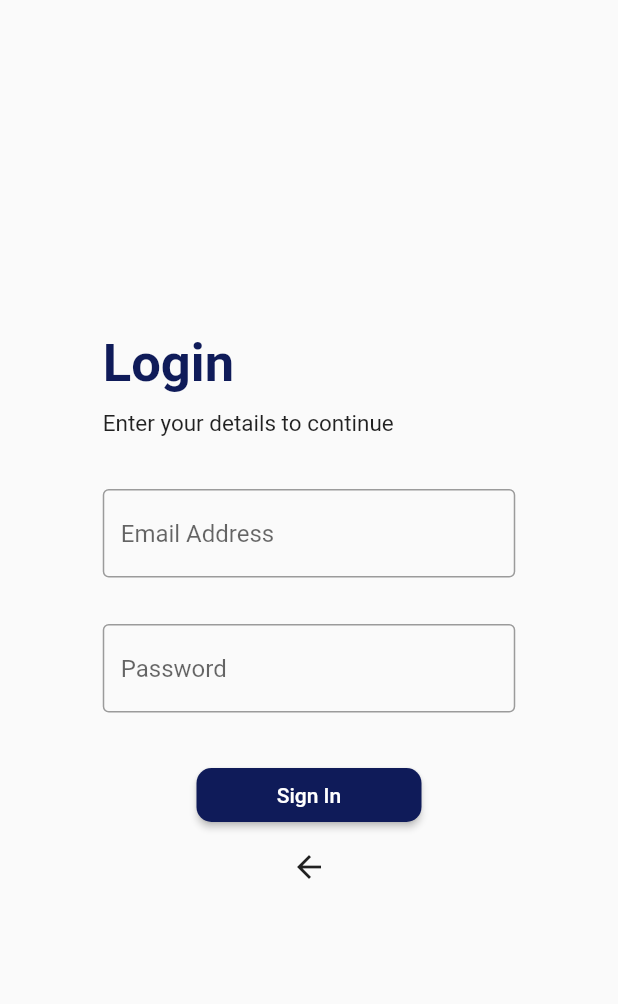
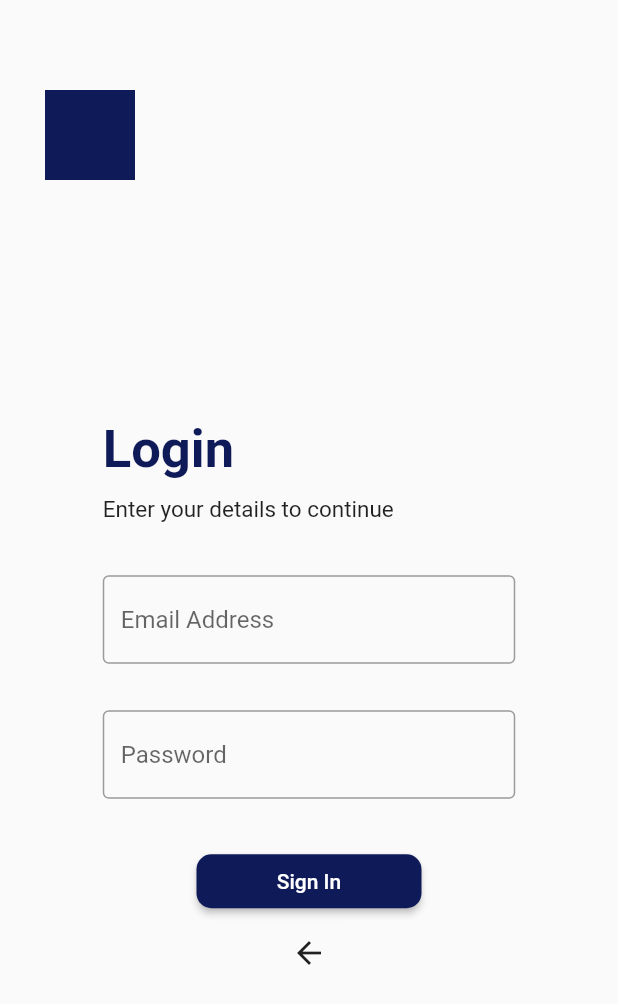
Before and after one commit to a-ng9/music_fresco, a Flutter app: the screen it shows after launch, after a tap on "SIGN IN", on a phone screen of 412 x 824 dp. Shown: the top 1004 px of the screen. Run offline on Flutter 3.47's test engine with Material 2 defaults, Android fonts, the phone set to English and light mode, and no system bars.

Commit message:
added some comments

```diff
--- a/lib/main.dart
+++ b/lib/main.dart
@@ -17,6 +17,7 @@ class _MyAppState extends State<MyApp> {
   @override
   void initState() {
     super.initState();
+    /////setting orientation of the app portrait()
     SystemChrome.setPreferredOrientations([
       DeviceOrientation.portraitUp,
     ]);
@@ -29,6 +30,7 @@ class _MyAppState extends State<MyApp> {
       theme: ThemeData(
         primarySwatch: Styles.getDarkBlueMaterialColor,
       ),
+
       home: FirstScreen(),
       // home: MyHomePage(title: 'Flutter Demo Home Page'),
     );
--- a/lib/screen/first_screen.dart
+++ b/lib/screen/first_screen.dart
@@ -7,28 +7,43 @@ import 'package:music_fresco/utils/styles.dart';
 class FirstScreen extends StatelessWidget {
   @override
   Widget build(BuildContext context) {
+    /////make status bar (in the phone) change to black color
     SystemChrome.setSystemUIOverlayStyle(SystemUiOverlayStyle(
-      statusBarColor: Colors.black, //or set color with: Color(0xFF0000FF)
+      statusBarColor: Colors.black,
     ));
     return Scaffold(
       body: Center(
         child: Column(
           mainAxisAlignment: MainAxisAlignment.center,
           children: <Widget>[
-            Container(
-              width: 100,
-              height: 100,
-              color: Styles.getDarkBlueColor(),
-              child: Text('Logo', style: TextStyle(color: Colors.white)),
+            //////logo
+            ///hero widget acts as an animation. works together with 1st and 2nd screen
+            Hero(
+              tag: 'logo',
+              child: Container(
+                width: 100,
+                height: 100,
+                color: Styles.getDarkBlueColor(),
+                // child: Text('Logo', style: TextStyle(color: Colors.white)),
+              ),
             ),
-            SizedBox(height: 50),
-            //////sign IN button
+            SizedBox(height: 40),
+            //////SIGN-IN button
             ButtonTheme(
               minWidth: 200,
               child: FlatButton(
                 onPressed: () {
-                  Navigator.push(context,
-                      MaterialPageRoute(builder: (context) => SignInScreen()));
+                  Navigator.push(
+                      context,
+                      MaterialPageRoute(
+                        builder: (context) => SignInScreen(),
+                      )
+
+                      /////////One way to delay animation hero widget, but does not delay other widgets
+                      // PageRouteBuilder(
+                      // pageBuilder: (_, __, ___) => SignInScreen(),
+                      // transitionDuration: Duration(seconds: 1),)
+                      );
                 },
                 color: Styles.getDarkBlueColor(),
                 shape: RoundedRectangleBorder(
--- a/lib/screen/menu_screen.dart
+++ b/lib/screen/menu_screen.dart
@@ -10,8 +10,10 @@ class MenuScreen extends StatelessWidget {
   @override
   Widget build(BuildContext context) {
     return Scaffold(
+      /////preferredsize is mandatory if appbar() widget is not used (pfs is mainly used for height)
       appBar: PreferredSize(
         preferredSize: Size.fromHeight(251.0),
+        /////myappbar is a custom appbar
         child: MyAppBar(),
       ),
       body: SingleChildScrollView(
--- a/lib/screen/signIN_screen.dart
+++ b/lib/screen/signIN_screen.dart
@@ -8,11 +8,35 @@ class SignInScreen extends StatelessWidget {
   @override
   Widget build(BuildContext context) {
     return Scaffold(
+      appBar: PreferredSize(
+        preferredSize: Size.fromHeight(115.0),
+        child: Column(
+          crossAxisAlignment: CrossAxisAlignment.start,
+          children: <Widget>[
+            Padding(
+              padding: const EdgeInsets.only(left: 30, top: 60),
+              /////hero widget animation destination
+              child: Hero(
+                tag: 'logo',
+                child: Container(
+                  width: 60,
+                  height: 60,
+                  color: Styles.getDarkBlueColor(),
+                  //////child: ,      (add image of logo)
+                ),
+              ),
+            ),
+          ],
+        ),
+      ),
+      /////systemUIOverlayStyle is to change mobile's status bar color
       body: AnnotatedRegion<SystemUiOverlayStyle>(
         value: SystemUiOverlayStyle.dark,
+        ////1st column to center all widgets together
         child: Column(
           mainAxisAlignment: MainAxisAlignment.center,
           children: <Widget>[
+            ////2nd column aligns all widgets to the left
             Center(
               child: Column(
                 crossAxisAlignment: CrossAxisAlignment.start,
@@ -32,6 +56,7 @@ class SignInScreen extends StatelessWidget {
                     style: TextStyle(fontSize: 15),
                   ),
                   SizedBox(height: 35),
+                  //////email text input
                   Container(
                     width: 275,
                     height: 60,
@@ -45,11 +70,12 @@ class SignInScreen extends StatelessWidget {
                     ),
                   ),
                   SizedBox(height: 30),
+                  /////password text input
                   Container(
                     width: 275,
                     height: 60,
                     child: TextField(
-                    keyboardType: TextInputType.emailAddress,
+                      keyboardType: TextInputType.visiblePassword,
                       // onChanged: (value) => email = value,
                       decoration: InputDecoration(
                         hintText: "Password",
@@ -61,6 +87,7 @@ class SignInScreen extends StatelessWidget {
               ),
             ),
             SizedBox(height: 30),
+            ////////SIGNIN button
             ButtonTheme(
               minWidth: 150,
               child: RaisedButton(
@@ -74,6 +101,8 @@ class SignInScreen extends StatelessWidget {
                     borderRadius: BorderRadius.circular(10)),
               ),
             ),
+
+            ///////temporary button to test hero animation
             IconButton(
                 icon: Icon(Icons.arrow_back),
                 onPressed: () {
@@ -81,6 +110,7 @@ class SignInScreen extends StatelessWidget {
                 })
           ],
         ),
-    ));
+      ),
+    );
   }
 }
```
Lines whose indentation alone changed are shown as unchanged.
